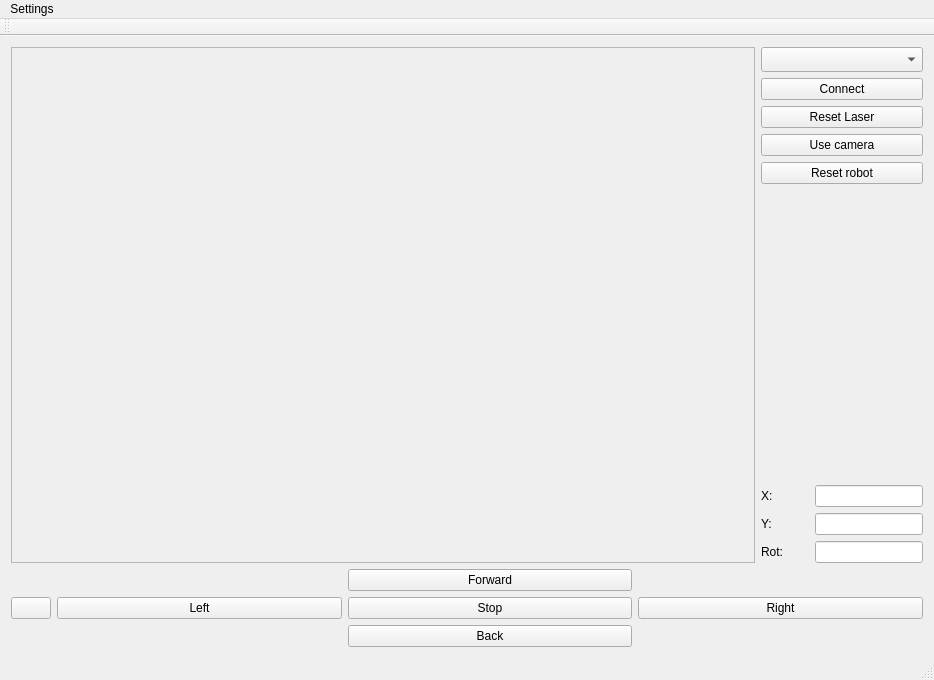
This is demoRMR/mainwindow.ui in KocurMaros/HMI as Qt 5 draws it before an edit. The edited form follows.
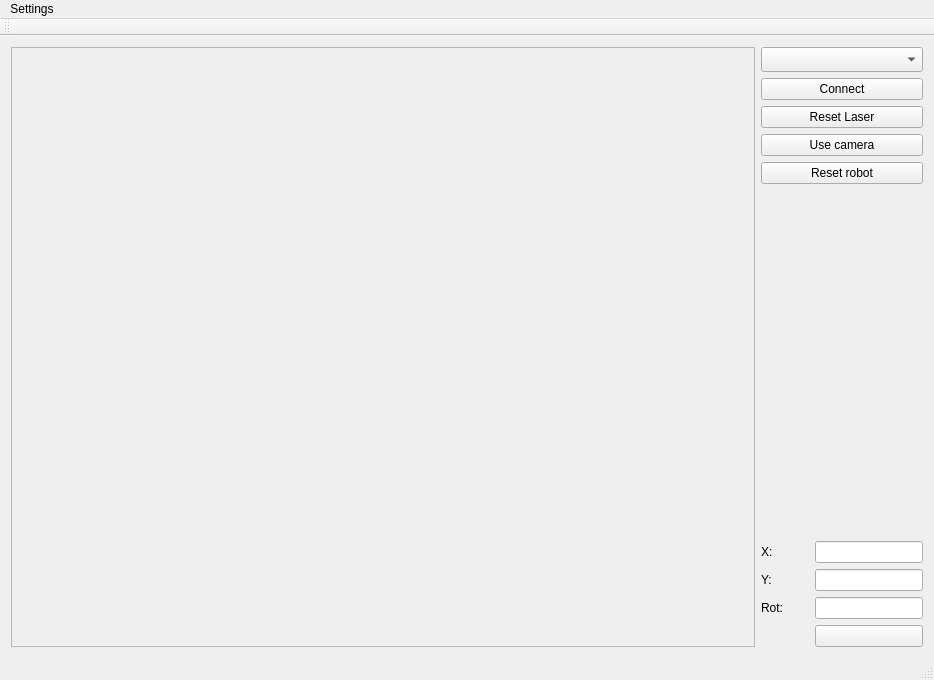
This is the edited form. Icons and pictures are not drawn.

Commit message: ui: remove the movement buttons

Diff of the .ui file:
```diff
--- a/demoRMR/mainwindow.ui
+++ b/demoRMR/mainwindow.ui
@@ -15,6 +15,9 @@
   </property>
   <widget class="QWidget" name="centralWidget">
    <layout class="QGridLayout" name="gridLayout">
+    <item row="2" column="5">
+     <layout class="QHBoxLayout" name="controllerLayout"/>
+    </item>
     <item row="0" column="5">
      <layout class="QGridLayout" name="topGridLayout">
       <item row="0" column="4">
@@ -147,6 +150,13 @@
          <layout class="QVBoxLayout" name="verticalLayout_2">
           <item>
            <layout class="QGridLayout" name="gridLayout_3">
+            <item row="2" column="0">
+             <widget class="QLabel" name="label_2">
+              <property name="text">
+               <string>Y:</string>
+              </property>
+             </widget>
+            </item>
             <item row="2" column="1">
              <widget class="QLineEdit" name="lineEdit_3">
               <property name="sizePolicy">
@@ -163,22 +173,6 @@
               </property>
              </widget>
             </item>
-            <item row="3" column="1">
-             <widget class="QLineEdit" name="lineEdit_4">
-              <property name="sizePolicy">
-               <sizepolicy hsizetype="Fixed" vsizetype="Fixed">
-                <horstretch>0</horstretch>
-                <verstretch>0</verstretch>
-               </sizepolicy>
-              </property>
-              <property name="focusPolicy">
-               <enum>Qt::NoFocus</enum>
-              </property>
-              <property name="readOnly">
-               <bool>true</bool>
-              </property>
-             </widget>
-            </item>
             <item row="1" column="0">
              <widget class="QLabel" name="label">
               <property name="text">
@@ -186,6 +180,38 @@
               </property>
              </widget>
             </item>
+            <item row="1" column="1">
+             <widget class="QLineEdit" name="lineEdit_2">
+              <property name="sizePolicy">
+               <sizepolicy hsizetype="Fixed" vsizetype="Fixed">
+                <horstretch>0</horstretch>
+                <verstretch>0</verstretch>
+               </sizepolicy>
+              </property>
+              <property name="focusPolicy">
+               <enum>Qt::NoFocus</enum>
+              </property>
+              <property name="readOnly">
+               <bool>true</bool>
+              </property>
+             </widget>
+            </item>
+            <item row="3" column="1">
+             <widget class="QLineEdit" name="lineEdit_4">
+              <property name="sizePolicy">
+               <sizepolicy hsizetype="Fixed" vsizetype="Fixed">
+                <horstretch>0</horstretch>
+                <verstretch>0</verstretch>
+               </sizepolicy>
+              </property>
+              <property name="focusPolicy">
+               <enum>Qt::NoFocus</enum>
+              </property>
+              <property name="readOnly">
+               <bool>true</bool>
+              </property>
+             </widget>
+            </item>
             <item row="3" column="0">
              <widget class="QLabel" name="label_3">
               <property name="text">
@@ -193,26 +219,20 @@
               </property>
              </widget>
             </item>
-            <item row="2" column="0">
-             <widget class="QLabel" name="label_2">
+            <item row="4" column="1">
+             <widget class="QPushButton" name="emgStopButton">
               <property name="text">
-               <string>Y:</string>
+               <string/>
               </property>
-             </widget>
-            </item>
-            <item row="1" column="1">
-             <widget class="QLineEdit" name="lineEdit_2">
-              <property name="sizePolicy">
-               <sizepolicy hsizetype="Fixed" vsizetype="Fixed">
-                <horstretch>0</horstretch>
-                <verstretch>0</verstretch>
-               </sizepolicy>
+              <property name="icon">
+               <iconset resource="demoRMR.qrc">
+                <normaloff>:/img/emergency_stop_button.png</normaloff>:/img/emergency_stop_button.png</iconset>
               </property>
-              <property name="focusPolicy">
-               <enum>Qt::NoFocus</enum>
-              </property>
-              <property name="readOnly">
-               <bool>true</bool>
+              <property name="iconSize">
+               <size>
+                <width>100</width>
+                <height>100</height>
+               </size>
               </property>
              </widget>
             </item>
@@ -246,96 +266,6 @@
       </item>
      </layout>
     </item>
-    <item row="1" column="5">
-     <layout class="QHBoxLayout" name="controllerLayout">
-      <item>
-       <widget class="QPushButton" name="emgStopButton">
-        <property name="text">
-         <string/>
-        </property>
-        <property name="icon">
-         <iconset resource="demoRMR.qrc">
-          <normaloff>:/img/emergency_stop_button.png</normaloff>:/img/emergency_stop_button.png</iconset>
-        </property>
-        <property name="iconSize">
-         <size>
-          <width>100</width>
-          <height>100</height>
-         </size>
-        </property>
-       </widget>
-      </item>
-      <item>
-       <layout class="QGridLayout" name="gridLayout_2">
-        <item row="1" column="2">
-         <widget class="QPushButton" name="pushButton_5">
-          <property name="sizePolicy">
-           <sizepolicy hsizetype="Expanding" vsizetype="Fixed">
-            <horstretch>0</horstretch>
-            <verstretch>0</verstretch>
-           </sizepolicy>
-          </property>
-          <property name="text">
-           <string>Right</string>
-          </property>
-         </widget>
-        </item>
-        <item row="0" column="1">
-         <widget class="QPushButton" name="pushButton_2">
-          <property name="sizePolicy">
-           <sizepolicy hsizetype="Expanding" vsizetype="Fixed">
-            <horstretch>0</horstretch>
-            <verstretch>0</verstretch>
-           </sizepolicy>
-          </property>
-          <property name="text">
-           <string>Forward</string>
-          </property>
-         </widget>
-        </item>
-        <item row="1" column="1">
-         <widget class="QPushButton" name="pushButton_4">
-          <property name="sizePolicy">
-           <sizepolicy hsizetype="Expanding" vsizetype="Fixed">
-            <horstretch>0</horstretch>
-            <verstretch>0</verstretch>
-           </sizepolicy>
-          </property>
-          <property name="text">
-           <string>Stop</string>
-          </property>
-         </widget>
-        </item>
-        <item row="2" column="1">
-         <widget class="QPushButton" name="pushButton_3">
-          <property name="sizePolicy">
-           <sizepolicy hsizetype="Expanding" vsizetype="Fixed">
-            <horstretch>0</horstretch>
-            <verstretch>0</verstretch>
-           </sizepolicy>
-          </property>
-          <property name="text">
-           <string>Back</string>
-          </property>
-         </widget>
-        </item>
-        <item row="1" column="0">
-         <widget class="QPushButton" name="pushButton_6">
-          <property name="sizePolicy">
-           <sizepolicy hsizetype="Expanding" vsizetype="Fixed">
-            <horstretch>0</horstretch>
-            <verstretch>0</verstretch>
-           </sizepolicy>
-          </property>
-          <property name="text">
-           <string>Left</string>
-          </property>
-         </widget>
-        </item>
-       </layout>
-      </item>
-     </layout>
-    </item>
    </layout>
   </widget>
   <widget class="QMenuBar" name="menuBar">
```
The commit also changes 2 other files.
